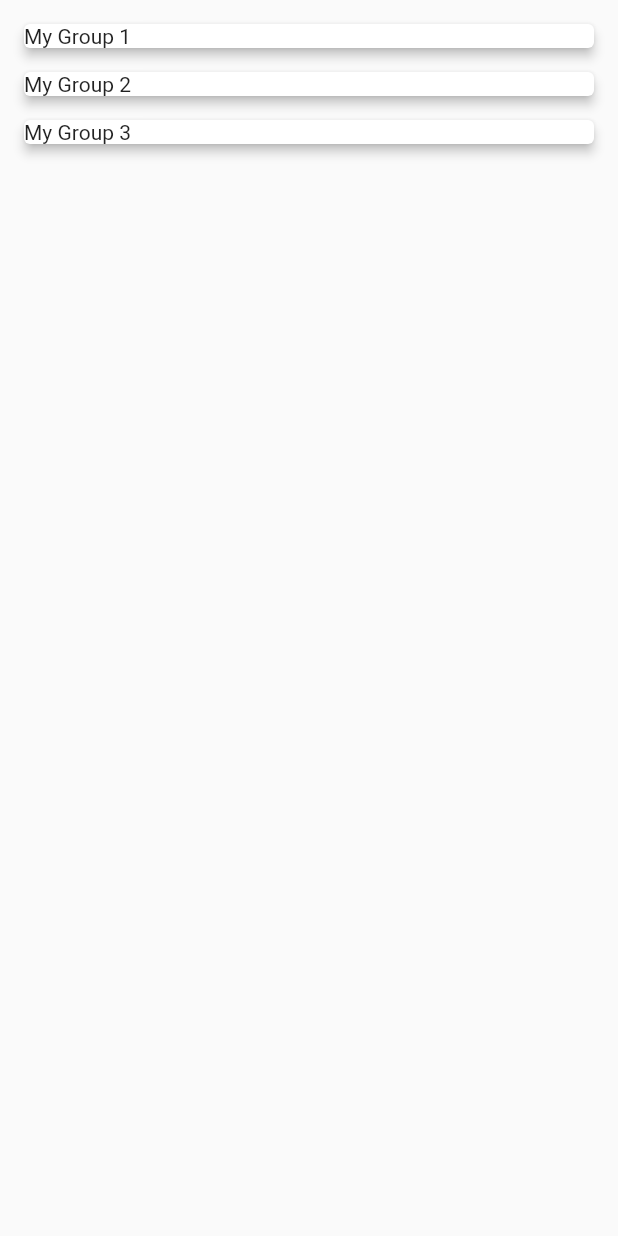
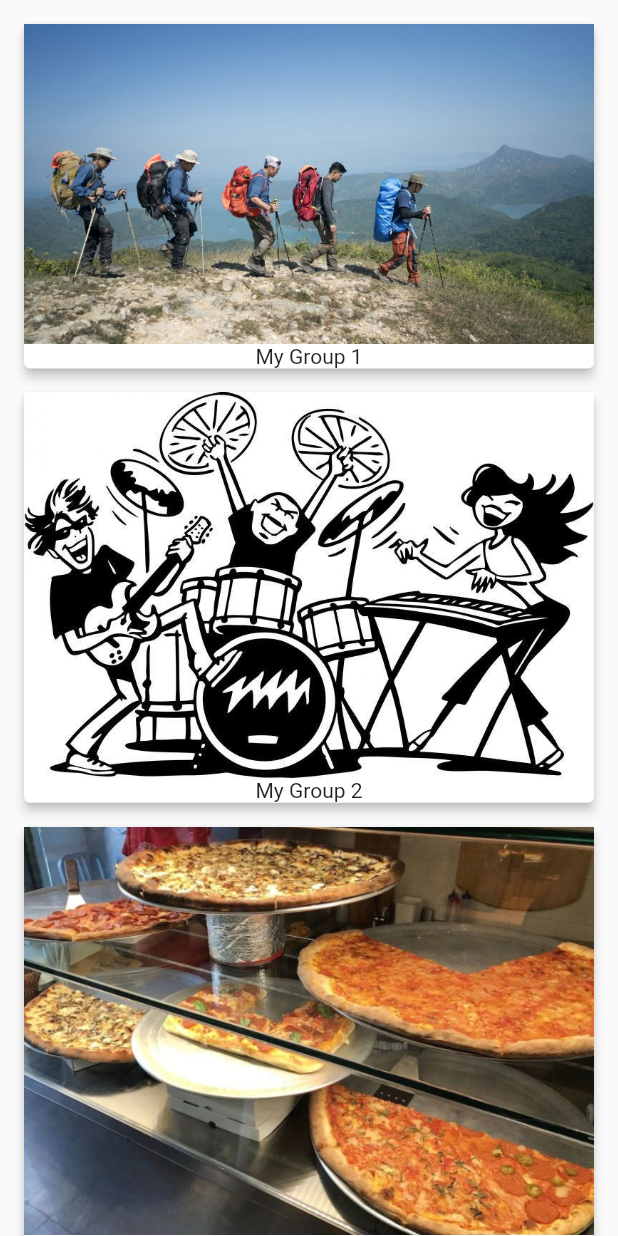
Before and after one commit to pgmz/invoke-app, a Flutter app: the screen it shows after launch, on a phone screen of 412 x 824 dp. Run offline on Flutter 3.47's test engine with Material 2 defaults, Android fonts, the phone set to English and light mode, and no system bars.

Commit message:
Added routes and transition from screens

```diff
--- a/lib/main.dart
+++ b/lib/main.dart
@@ -1,5 +1,6 @@
 import 'package:flutter/material.dart';
 import 'screens/home.dart';
+import 'screens/group_chat.dart';
 
 void main() => runApp(MyApp());
 
@@ -10,18 +11,13 @@ class MyApp extends StatelessWidget {
     return MaterialApp(
       title: 'Flutter Demo',
       theme: ThemeData(
-        // This is the theme of your application.
-        //
-        // Try running your application with "flutter run". You'll see the
-        // application has a blue toolbar. Then, without quitting the app, try
-        // changing the primarySwatch below to Colors.green and then invoke
-        // "hot reload" (press "r" in the console where you ran "flutter run",
-        // or simply save your changes to "hot reload" in a Flutter IDE).
-        // Notice that the counter didn't reset back to zero; the application
-        // is not restarted.
         primarySwatch: Colors.blue,
       ),
       home: HomePage(),
+      routes: <String, WidgetBuilder>{
+        '/groupsHome': (BuildContext context) => new HomePage(),
+        '/groupChat': (BuildContext context) => new GroupChat()
+      },
     );
   }
 }
--- a/lib/screens/group_chat.dart
+++ b/lib/screens/group_chat.dart
@@ -1,6 +1,12 @@
 import 'package:flutter/material.dart';
 import 'package:invoker/widgets/text_message.dart';
 import 'package:invoker/widgets/message_box.dart';
+
+class GroupChatArguments {
+  final String groupChatName;
+
+  GroupChatArguments(this.groupChatName);
+}
 
 class GroupChat extends StatefulWidget {
   @override
@@ -23,12 +29,16 @@ class _GroupChatState extends State<GroupChat> {
 
   @override
   Widget build(BuildContext context) {
+    final GroupChatArguments args = ModalRoute.of(context).settings.arguments;
+
+    print(args);
+
     return Scaffold(
       appBar: AppBar(
         leading: IconButton(
           icon: Icon(Icons.menu),
         ),
-          title: Text("group chat"),
+        title: Text(args.groupChatName),
         actions: <Widget>[
           IconButton(
             icon: Icon(Icons.history),
@@ -49,6 +59,7 @@ class _GroupChatState extends State<GroupChat> {
           ),
           MessageBox(addTextMessage)
         ],
-        ));
+      ),
+    );
   }
 }
--- a/lib/screens/home.dart
+++ b/lib/screens/home.dart
@@ -1,5 +1,6 @@
 import 'package:flutter/material.dart';
 import 'package:invoker/widgets/invoke_group_item.dart';
+import 'package:invoker/screens/group_chat.dart';
 
 class HomePage extends StatefulWidget {
   @override
@@ -7,11 +8,11 @@ class HomePage extends StatefulWidget {
 }
 
 class _HomePageState extends State<HomePage> {
-  List<InvokeGroupItem> invokeGroups = [
-    InvokeGroupItem("My Group 1"),
-    InvokeGroupItem("My Group 2"),
-    InvokeGroupItem("My Group 3")
-  ];
+  List<InvokeGroupItem> invokeGroups = [];
+
+  goToGroupChat(BuildContext context, String groupChatName) {
+    Navigator.pushNamed(context, '/groupChat', arguments: GroupChatArguments(groupChatName));
+  }
 
   @override
   Widget build(BuildContext context) {
@@ -21,7 +22,14 @@ class _HomePageState extends State<HomePage> {
           Flexible(
             child: ListView(
               padding: new EdgeInsets.all(8.0),
-              children: invokeGroups,
+              children: [
+                InvokeGroupItem("My Group 1", "assets/images/hiking_group.jpg",
+                    goToGroupChat),
+                InvokeGroupItem("My Group 2", "assets/images/music_group.jpg",
+                    goToGroupChat),
+                InvokeGroupItem("My Group 3", "assets/images/pizza_group.jpg",
+                    goToGroupChat)
+              ],
             ),
           ),
         ],
--- a/lib/widgets/invoke_group_item.dart
+++ b/lib/widgets/invoke_group_item.dart
@@ -1,18 +1,29 @@
 import 'package:flutter/material.dart';
 
 class InvokeGroupItem extends StatelessWidget {
+
   final String invokeGroupName;
+  final String _invokeGroupImagePath;
+  final Function _invokeGroupCallback;
 
-  InvokeGroupItem(this.invokeGroupName);
+  InvokeGroupItem(this.invokeGroupName, this._invokeGroupImagePath, this._invokeGroupCallback);
 
   @override
   Widget build(BuildContext context) {
     return Container(
-      child: Card(
-        elevation: 3.0,
-        margin: EdgeInsets.all(8.0),
-        child: Text(this.invokeGroupName),
-      ),
+        child: GestureDetector(
+            onTap: () => this._invokeGroupCallback(context, this.invokeGroupName),
+            child: Card(
+              elevation: 3.0,
+              margin: EdgeInsets.all(8.0),
+              child: Column(
+                children: <Widget>[
+                  Image.asset(this._invokeGroupImagePath),
+                  Text(this.invokeGroupName)
+                ],
+              ),
+            ),
+        )
     );
   }
 }
```
Also changed, not shown: pubspec.yaml (+4 -3 lines), assets/images/hiking_group.jpg (added), assets/images/music_group.jpg (added), assets/images/pizza_group.jpg (added), pubspec.lock. Lines whose indentation alone changed are shown as unchanged.
